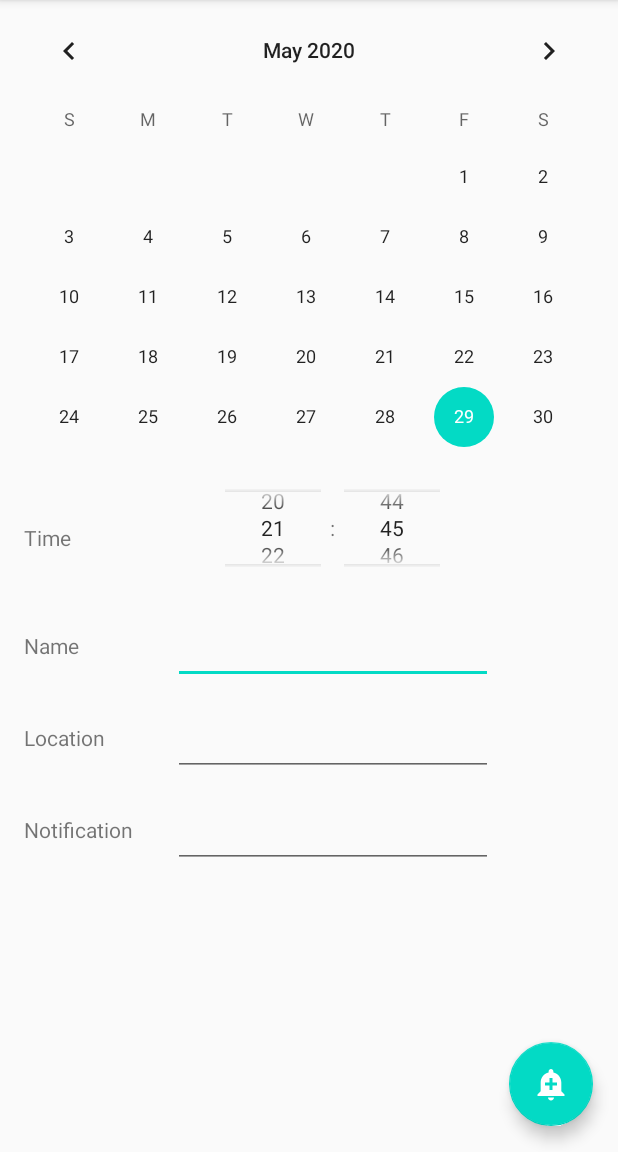
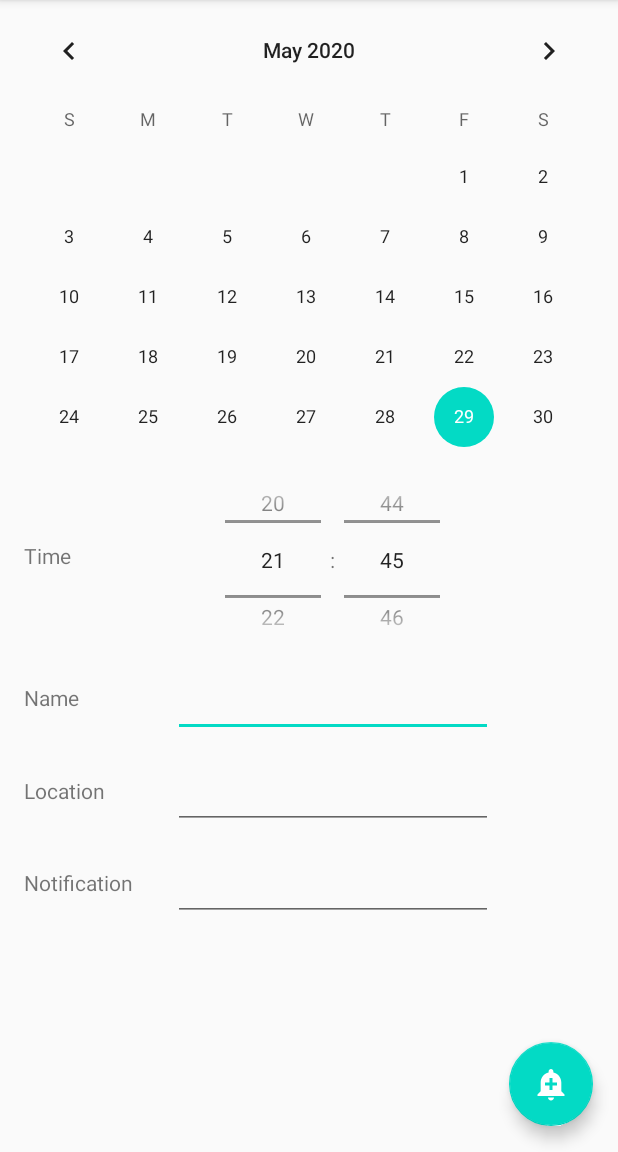
Before and after one commit to codeyourworld/Programmieren2SoSe20, an Android app: the AddEntryActivity screen opened directly, with no data from a screen before it, on a phone screen of 412 x 824 dp, the part 84-1236 px from its top. Run offline under Robolectric (Android 15) with nearby library versions, the phone set to English and light mode, and no system bars.

Commit message:
Android Studio Aufgaben verbessert

```diff
--- a/Android Studio/DailyManager/app/src/main/res/layout/activity_add_entry.xml
+++ b/Android Studio/DailyManager/app/src/main/res/layout/activity_add_entry.xml
@@ -9,7 +9,7 @@
     <CalendarView
         android:id="@+id/calendarView2"
         android:layout_width="0dp"
-        android:layout_height="309dp"
+        android:layout_height="300dp"
         app:layout_constraintBottom_toBottomOf="parent"
         app:layout_constraintEnd_toEndOf="parent"
         app:layout_constraintStart_toStartOf="parent"
@@ -34,7 +34,6 @@
         android:layout_width="wrap_content"
         android:layout_height="wrap_content"
         android:layout_marginStart="32dp"
-        android:layout_marginTop="16dp"
         android:ems="10"
         android:inputType="textPersonName"
         app:layout_constraintBottom_toBottomOf="parent"
@@ -122,17 +121,17 @@
         android:layout_height="wrap_content"
         android:layout_marginStart="16dp"
         android:text="@string/time"
-        app:layout_constraintBottom_toBottomOf="parent"
+        app:layout_constraintBottom_toBottomOf="@+id/datePicker1"
         app:layout_constraintEnd_toStartOf="@+id/datePicker1"
         app:layout_constraintHorizontal_bias="0.0"
         app:layout_constraintStart_toStartOf="parent"
         app:layout_constraintTop_toTopOf="@+id/datePicker1"
-        app:layout_constraintVertical_bias="0.089" />
+        app:layout_constraintVertical_bias="0.48" />
 
     <TimePicker
         android:id="@+id/datePicker1"
-        android:layout_width="185dp"
-        android:layout_height="85dp"
+        android:layout_width="189dp"
+        android:layout_height="146dp"
         android:layout_marginStart="32dp"
         android:timePickerMode="spinner"
         app:layout_constraintBottom_toBottomOf="parent"
--- a/Android Studio/DailyManager/app/src/main/res/layout/activity_main.xml
+++ b/Android Studio/DailyManager/app/src/main/res/layout/activity_main.xml
@@ -23,9 +23,10 @@
         android:id="@+id/calendarView"
         android:layout_width="0dp"
         android:layout_height="wrap_content"
-        android:layout_marginTop="16dp"
+        android:layout_marginTop="8dp"
         app:layout_constraintBottom_toBottomOf="parent"
         app:layout_constraintEnd_toEndOf="parent"
+        app:layout_constraintHorizontal_bias="0.0"
         app:layout_constraintStart_toStartOf="parent"
         app:layout_constraintTop_toTopOf="parent"
         app:layout_constraintVertical_bias="0.0" />
```
